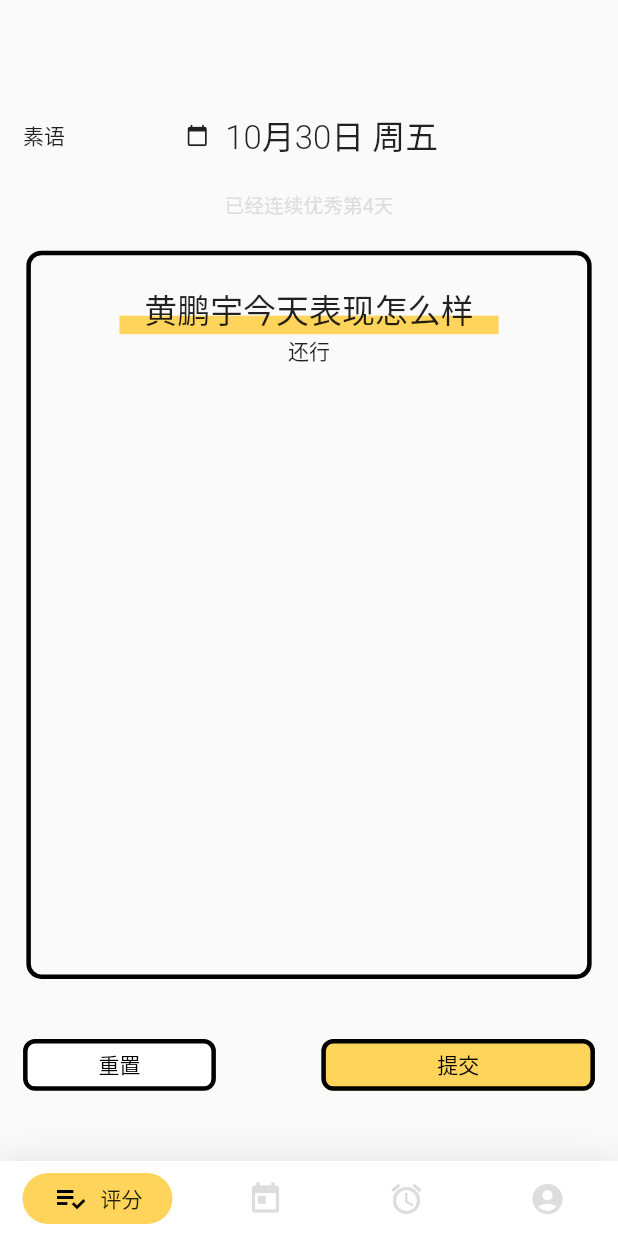
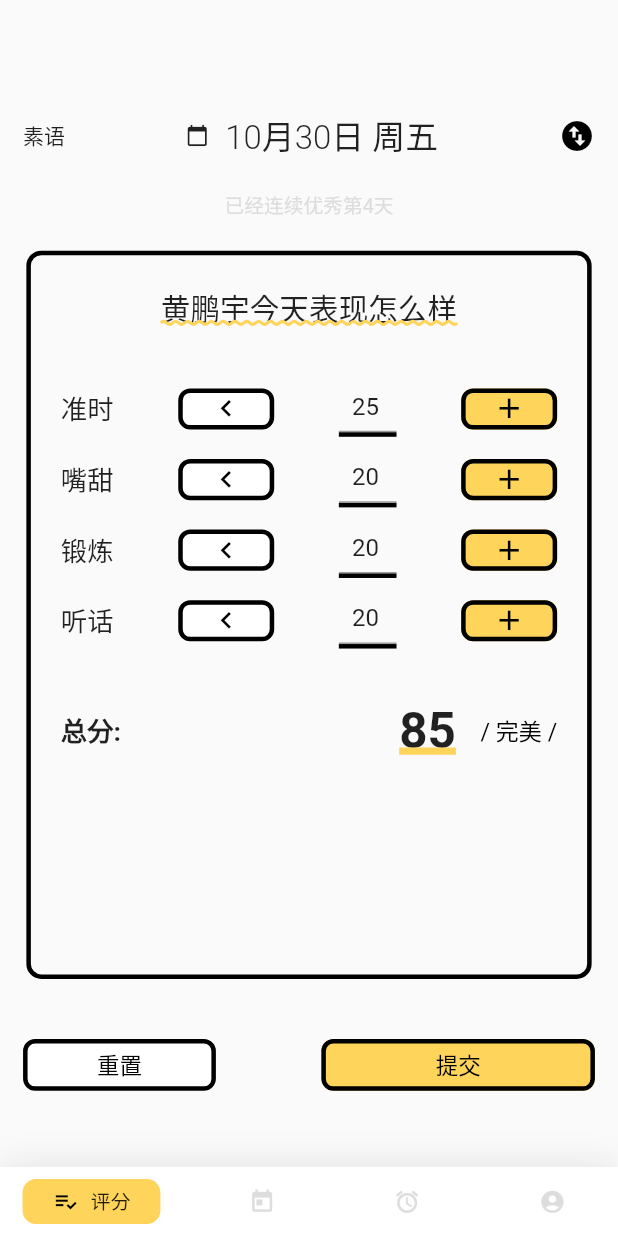
Before and after one commit to suyu610/suyu_simple, a Flutter app: the screen it shows after launch, on a phone screen of 412 x 824 dp. Run offline on Flutter 3.47's test engine with Material 2 defaults, Android fonts, the light colour scheme and no system bars; drawn by our look-alikes of google_nav_bar; our stand-ins replace bot_toast, flutter_screenutil; Roboto replaces fonts that are missing (myFont).

Commit message:
评分页面UI搭建完毕

```diff
--- a/lib/Components/CustomLoading.dart
+++ b/lib/Components/CustomLoading.dart
@@ -22,11 +22,11 @@
         AnimationController(vsync: this, duration: Duration(milliseconds: 300));
 
     animationController.addStatusListener((AnimationStatus status) {
-      if (status == AnimationStatus.completed) {
-        animationController.reverse();
-      } else if (status == AnimationStatus.dismissed) {
-        animationController.forward();
-      }
+      //   if (status == AnimationStatus.completed) {
+      //     animationController.reverse();
+      //   } else if (status == AnimationStatus.dismissed) {
+      // animationController.forward();
+      //   }
     });
     animationController.forward();
 
@@ -40,6 +40,16 @@
   }
 
   void handleTap() {
+    //动画开始
+
+    animationController
+      ..reset()
+      ..forward()
+      ..reset()
+      ..forward()
+      ..reset()
+      ..forward();
+
     BotToast.showCustomText(
         onlyOne: true,
         clickClose: true,
--- a/lib/Components/MarkDetailLi.dart
+++ b/lib/Components/MarkDetailLi.dart
@@ -1,19 +1,91 @@
 import 'package:flutter/cupertino.dart';
 import 'package:flutter/material.dart';
+import 'package:flutter/services.dart';
+import 'package:flutter_screenutil/flutter_screenutil.dart';
+import 'package:suyu_simple/common/ThemeColor.dart';
+import 'package:suyu_simple/model/MarkItemModel.dart';
+import 'MyButton.dart';
 
 class MarkDetailLi extends StatefulWidget {
-  MarkDetailLi({Key key}) : super(key: key);
+  final MarkItemModel markItemModel;
+  MarkDetailLi(this.markItemModel, {Key key}) : super(key: key);
 
   @override
-  _MarkDetailLiState createState() => _MarkDetailLiState();
+  _MarkDetailLiState createState() => _MarkDetailLiState(markItemModel);
 }
 
 class _MarkDetailLiState extends State<MarkDetailLi> {
+  _MarkDetailLiState(this.markItemModel);
+  final MarkItemModel markItemModel;
+  TextEditingController _editingController = new TextEditingController();
+
+  void handleAddBtnClick() {
+    setState(() {
+      markItemModel.currentScore++;
+    });
+  }
+
+  void handleMinusBtnClick() {
+    setState(() {
+      markItemModel.currentScore--;
+    });
+  }
+
   @override
   Widget build(BuildContext context) {
+    _editingController.text = markItemModel.currentScore.toString();
+    _editingController.addListener(() {
+      ///获取输入的内容
+      markItemModel.currentScore = int.parse(_editingController.text);
+    });
     return Container(
-      child: Container(
-        color: Colors.red,
+      height: ScreenUtil().setHeight(30),
+      margin: EdgeInsets.fromLTRB(0, 5, 0, 5), //外边距，
+      child: Row(
+        mainAxisAlignment: MainAxisAlignment.spaceBetween,
+        children: <Widget>[
+          Text(markItemModel.title,
+              style: TextStyle(fontSize: ScreenUtil().setSp(16))),
+          myMarkButton(
+            isAdd: false,
+            isYellow: false,
+            height: 18.h,
+            width: 53.w,
+            tapAction: handleMinusBtnClick,
+          ),
+          Container(
+            decoration: BoxDecoration(
+              border: Border(
+                bottom: BorderSide(
+                    // 设置单侧边框的样式
+                    color: ThemeColors.colorBlack,
+                    width: 3,
+                    style: BorderStyle.solid),
+              ),
+            ),
+            width: ScreenUtil().setWidth(35),
+            child: TextField(
+              textAlign: TextAlign.center,
+              textAlignVertical: TextAlignVertical.center,
+              maxLength: 2,
+              minLines: 1,
+              maxLines: 1,
+              controller: _editingController,
+              keyboardType: TextInputType.number,
+              decoration: InputDecoration(
+                  counterText: '', // 去除输入框底部的字符计数
+                  fillColor: Colors.transparent,
+                  filled: false,
+                  labelText: ''),
+            ),
+          ),
+          // Text("40", style: TextStyle(fontSize: ScreenUtil().setSp(16))),
+          myMarkButton(
+            height: 18.h,
+            width: 53.w,
+            tapAction: handleAddBtnClick,
+          ),
+        ],
       ),
     );
   }
--- a/lib/Components/MarkMainBox.dart
+++ b/lib/Components/MarkMainBox.dart
@@ -2,9 +2,12 @@
 import 'package:flutter/widgets.dart';
 import 'package:flutter_screenutil/flutter_screenutil.dart';
 import 'package:suyu_simple/common/ThemeColor.dart';
-import 'package:suyu_simple/common/ThemeFonts.dart';
+import 'package:suyu_simple/data/SampleDate.dart';
+import 'package:suyu_simple/model/DailyRecorderModel.dart';
 
 import 'MarkDetailLi.dart';
+import 'TextWithUnderLine.dart';
+import 'TotalMark.dart';
 
 class MarkMainBox extends StatefulWidget {
   MarkMainBox({Key key}) : super(key: key);
@@ -14,6 +17,12 @@
 }
 
 class _MarkMainBoxState extends State<MarkMainBox> {
+  DailyRecorderModel dailyRecorderModel;
+  initState() {
+    super.initState();
+    dailyRecorderModel = SampleDate.todayRecorder;
+  }
+
   @override
   Widget build(BuildContext context) {
     return Container(
@@ -21,32 +30,24 @@
         padding: const EdgeInsets.all(20),
         child: Column(
           children: <Widget>[
-            Stack(
-              alignment: AlignmentDirectional.center,
-              children: <Widget>[
-                Padding(
-                  padding: const EdgeInsets.fromLTRB(0, 20, 0, 0),
-                  child: Container(
-                    color: ThemeColors.colorTheme,
-                    height: ScreenUtil().setHeight(10),
-                    width: ScreenUtil().setWidth(230),
-                  ),
-                ),
-                Text(
-                  "黄鹏宇今天表现怎么样",
-                  style: ThemeFonts.titleFont,
-                  textAlign: TextAlign.center,
-                ),
-              ],
+            TextWithUnderLine(),
+            Padding(
+              padding: EdgeInsets.only(top: 30),
             ),
-            MarkDetailLi(),
-            MarkDetailLi(),
-            Text("还行"),
+            Column(
+              children: dailyRecorderModel.list
+                  .map((item) => new MarkDetailLi(item))
+                  .toList(),
+            ),
+            Padding(
+              padding: EdgeInsets.only(top: 30),
+            ),
+            TotalMark(dailyRecorderModel.list),
           ],
         ),
       ),
-      height: ScreenUtil().setHeight(393),
-      width: ScreenUtil().setWidth(343),
+      height: 393.h,
+      width: 343.w,
       decoration: BoxDecoration(
         border: Border.all(
           color: ThemeColors.colorBlack,
--- a/lib/Components/MyButton.dart
+++ b/lib/Components/MyButton.dart
@@ -7,6 +7,7 @@
     double width,
     String title,
     bool isYellow = false,
+    double fontSize = 15,
     Function() tapAction}) {
   return SizedBox(
       width: ScreenUtil().setWidth(width),
@@ -23,7 +24,42 @@
         onPressed: tapAction,
         child: Text(
           title,
-          style: TextStyle(color: ThemeColors.colorBlack, fontFamily: 'myFont'),
+          style: TextStyle(
+              color: ThemeColors.colorBlack,
+              fontFamily: 'myFont',
+              fontSize: fontSize,
+              fontWeight: FontWeight.w400),
         ),
       ));
 }
+
+Widget myMarkButton(
+    {double height = 28,
+    double width,
+    bool isAdd = true,
+    bool isYellow = true,
+    Function() tapAction}) {
+  return SizedBox(
+      width: ScreenUtil().setWidth(width),
+      height: ScreenUtil().setHeight(height),
+      child: FlatButton(
+        splashColor: isYellow
+            ? ThemeColors.colorTheme
+            : ThemeColors.colorWhite, // : ThemeColors.colorWhite,
+        color: isYellow
+            ? ThemeColors.colorTheme
+            : ThemeColors.colorWhite, //: ThemeColors.colorWhite,
+        shape: RoundedRectangleBorder(
+            borderRadius: BorderRadius.all(Radius.circular(8)),
+            side: BorderSide(
+                color: ThemeColors.colorBlack,
+                style: BorderStyle.solid,
+                width: 3)),
+        onPressed: tapAction,
+        child: Icon(
+          isAdd ? Icons.add : Icons.navigate_before,
+          size: height,
+          color: ThemeColors.colorBlack,
+        ),
+      ));
+}
--- a/lib/Components/TabBar.dart
+++ b/lib/Components/TabBar.dart
@@ -1,4 +1,5 @@
 import 'package:flutter/material.dart';
+import 'package:flutter_screenutil/flutter_screenutil.dart';
 import 'package:google_nav_bar/google_nav_bar.dart';
 import 'package:provider/provider.dart';
 import 'package:suyu_simple/common/ThemeColor.dart';
@@ -22,34 +23,41 @@
           ]),
           child: SafeArea(
             child: Padding(
-              padding:
-                  const EdgeInsets.symmetric(horizontal: 15.0, vertical: 8),
+              padding: const EdgeInsets.symmetric(horizontal: 15, vertical: 8),
               child: GNav(
                   gap: 8,
                   activeColor: Colors.black,
                   color: ThemeColors.colorDDDDDD,
-                  iconSize: 24,
+                  iconSize: 16.sp,
                   padding: EdgeInsets.symmetric(horizontal: 20, vertical: 5),
                   duration: Duration(milliseconds: 400),
                   tabBackgroundColor: ThemeColors.colorTheme,
                   tabs: [
                     GButton(
+                      borderRadius: BorderRadius.all(Radius.circular(9)),
                       icon: Icons.playlist_add_check,
                       text: '评分',
-                      textStyle: TextStyle(fontFamily: 'myFont'),
+                      textStyle:
+                          TextStyle(fontSize: 12.sp, fontFamily: 'myFont'),
                     ),
                     GButton(
+                        borderRadius: BorderRadius.all(Radius.circular(9)),
                         icon: Icons.today,
                         text: '规则',
-                        textStyle: TextStyle(fontFamily: 'myFont')),
+                        textStyle:
+                            TextStyle(fontSize: 12.sp, fontFamily: 'myFont')),
                     GButton(
+                        borderRadius: BorderRadius.all(Radius.circular(9)),
                         icon: Icons.alarm,
                         text: '历史',
-                        textStyle: TextStyle(fontFamily: 'myFont')),
+                        textStyle:
+                            TextStyle(fontSize: 12.sp, fontFamily: 'myFont')),
                     GButton(
+                        borderRadius: BorderRadius.all(Radius.circular(9)),
                         icon: Icons.account_circle,
                         text: '我的',
-                        textStyle: TextStyle(fontFamily: 'myFont')),
+                        textStyle:
+                            TextStyle(fontSize: 12.sp, fontFamily: 'myFont')),
                   ],
                   selectedIndex: _selectedIndex,
                   onTabChange: (index) {
--- /dev/null
+++ b/lib/Components/TextWithUnderLine.dart
@@ -0,0 +1,32 @@
+import 'package:flutter/material.dart';
+import 'package:flutter/widgets.dart';
+import 'package:suyu_simple/common/ThemeColor.dart';
+import 'package:flutter_screenutil/flutter_screenutil.dart';
+
+class TextWithUnderLine extends StatelessWidget {
+  const TextWithUnderLine({Key key}) : super(key: key);
+
+  @override
+  Widget build(BuildContext context) {
+    return Container(
+      child: Stack(
+        alignment: AlignmentDirectional.center,
+        children: <Widget>[
+          Text(
+            "黄鹏宇今天表现怎么样",
+            style: TextStyle(
+              fontSize: ScreenUtil().setSp(18),
+              // decorationStyle: TextDecorationStyle.double,
+              decorationStyle: TextDecorationStyle.wavy,
+              decorationColor: ThemeColors.colorTheme,
+              decoration: TextDecoration.underline,
+              decorationThickness: 2,
+              fontFamily: 'myFont',
+            ),
+            // textAlign: TextAlign.center,
+          ),
+        ],
+      ),
+    );
+  }
+}
--- /dev/null
+++ b/lib/Components/TotalMark.dart
@@ -0,0 +1,58 @@
+import 'package:flutter/material.dart';
+import 'package:flutter_screenutil/screenutil.dart';
+import 'package:suyu_simple/common/ThemeColor.dart';
+import 'package:suyu_simple/model/MarkItemModel.dart';
+
+class TotalMark extends StatefulWidget {
+  final List<MarkItemModel> markItemModellist;
+  TotalMark(this.markItemModellist, {Key key}) : super(key: key);
+
+  @override
+  _TotalMarkState createState() => _TotalMarkState(markItemModellist);
+}
+
+class _TotalMarkState extends State<TotalMark> {
+  final List<MarkItemModel> markItemModellist;
+  _TotalMarkState(this.markItemModellist);
+  int totalScore = 0;
+  @override
+  Widget build(BuildContext context) {
+    totalScore = 0;
+    markItemModellist.forEach((element) {
+      totalScore += element.currentScore;
+    });
+    return Row(
+      mainAxisAlignment: MainAxisAlignment.spaceBetween,
+      children: <Widget>[
+        Text("总分:",
+            style: TextStyle(
+              fontWeight: FontWeight.bold,
+              fontSize: ScreenUtil().setSp(16),
+            )),
+        Row(
+          mainAxisAlignment: MainAxisAlignment.spaceEvenly,
+          children: <Widget>[
+            new Container(
+              child: Text(this.totalScore.toString(),
+                  style: TextStyle(
+                    fontSize: ScreenUtil().setSp(30),
+                    decoration: TextDecoration.underline,
+                    decorationStyle: TextDecorationStyle.solid,
+                    decorationColor: ThemeColors.colorTheme,
+                    decorationThickness: 3,
+                    fontWeight: FontWeight.bold,
+                  )),
+            ),
+            Padding(
+              padding: EdgeInsets.only(right: ScreenUtil().setWidth(15)),
+            ),
+            Text("/ 完美 /",
+                style: TextStyle(
+                    fontSize: ScreenUtil().setSp(14),
+                    color: ThemeColors.colorBlack)),
+          ],
+        )
+      ],
+    );
+  }
+}
--- a/lib/common/Global.dart
+++ b/lib/common/Global.dart
@@ -1,5 +1,5 @@
-import 'package:shared_preferences/shared_preferences.dart';
+// import 'package:shared_preferences/shared_preferences.dart';
 
 class Global {
-  static SharedPreferences _pref;
+  // static SharedPreferences _pref;
 }
--- /dev/null
+++ b/lib/data/SampleDate.dart
@@ -0,0 +1,15 @@
+import 'package:suyu_simple/model/DailyRecorderModel.dart';
+import 'package:suyu_simple/model/MarkItemModel.dart';
+
+class SampleDate {
+  static DailyRecorderModel todayRecorder = new DailyRecorderModel([
+    MarkItemModel("准时", "按时打卡上班", 100, 25),
+    MarkItemModel("嘴甜", "嘴甜不甜", 100, 20),
+    MarkItemModel("锻炼", "今天锻炼了吗", 100, 20),
+    MarkItemModel("听话", "听不听我的话", 100, 20)
+  ], DateTime.now(), true, true, 90, 80);
+}
+
+main() {
+  print(SampleDate.todayRecorder.toString());
+}
--- /dev/null
+++ b/lib/model/DailyRecorderModel.dart
@@ -0,0 +1,45 @@
+import 'package:suyu_simple/model/MarkItemModel.dart';
+
+class DailyRecorderModel {
+  List<MarkItemModel> list;
+  DateTime modifyDate;
+  bool isSubmit; //是否已经提交
+  bool isUpdate;
+  int goodScore; //优秀的分数线
+  int badScore; //不及格的分数线
+
+  DailyRecorderModel(this.list, this.modifyDate, this.isUpdate, this.isSubmit,
+      this.goodScore, this.badScore);
+
+  @override
+  String toString() {
+    String result = "";
+
+    list.forEach((element) {
+      result += element.toString();
+      result += "------------------\n";
+    });
+
+    result += badScore.toString() +
+        "\n" +
+        goodScore.toString() +
+        "\n" +
+        modifyDate.toIso8601String() +
+        "\n" +
+        isUpdate.toString() +
+        '\n' +
+        isSubmit.toString();
+    return result;
+  }
+}
+
+// main() {
+
+//   List<MarkItemModel> list = new List<MarkItemModel>();
+//   list.add(markItemModel1);
+//   list.add(markItemModel2);
+
+//   DailyRecorderModel dailyRecorderModel =
+//       new DailyRecorderModel(list, DateTime.now(), true, true);
+//   print(dailyRecorderModel.toString());
+// }
--- /dev/null
+++ b/lib/model/MarkItemModel.dart
@@ -0,0 +1,20 @@
+class MarkItemModel {
+  String title; //标题
+  String desc; //描述
+  int maxScore; //最大分数
+  int currentScore; //当前分数
+
+  MarkItemModel(this.title, this.desc, this.maxScore, this.currentScore);
+
+  @override
+  String toString() {
+    return title +
+        "\n" +
+        desc +
+        "\n" +
+        maxScore.toString() +
+        "\n" +
+        currentScore.toString() +
+        "\n";
+  }
+}
--- a/lib/pages/Mark.dart
+++ b/lib/pages/Mark.dart
@@ -17,7 +17,11 @@
 class _MarkPageState extends State<MarkPage> {
   @override
   Widget build(BuildContext context) {
-    return ConstrainedBox(
+    return GestureDetector(
+      onTap: () {
+        FocusScope.of(context).requestFocus(FocusNode());
+      },
+      child: ConstrainedBox(
         constraints: BoxConstraints.expand(),
         child: Stack(
           alignment: Alignment.center, //指定未定位或部分定位widget的对齐方式
@@ -88,6 +92,7 @@
             ),
           ],
         ),
+      ),
     );
   }
 }
--- /dev/null
+++ b/lib/provider/DailyMarkProvider.dart
@@ -0,0 +1,17 @@
+// import 'package:flutter/foundation.dart';
+import 'package:suyu_simple/data/SampleDate.dart';
+import 'package:suyu_simple/model/DailyRecorderModel.dart';
+
+class DailyMarkProvider {
+  // with ChangeNotifier {
+  DailyRecorderModel todayRecorder = SampleDate.todayRecorder;
+  void increment(index) {
+    // print(todayRecorder.list.getRange(index, index + 1).title);
+    // notifyListeners();
+  }
+}
+
+main(List<String> args) {
+  DailyMarkProvider dailyMarkProvider = new DailyMarkProvider();
+  dailyMarkProvider.increment(1);
+}
```
Also changed, not shown: 1 other file. Lines whose indentation alone changed are shown as unchanged.
